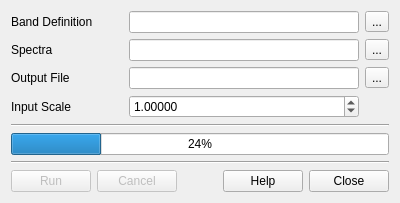
Before: the Qt Designer form src/ui/convolve.ui in rskelly/geotools, drawn with Qt 5.
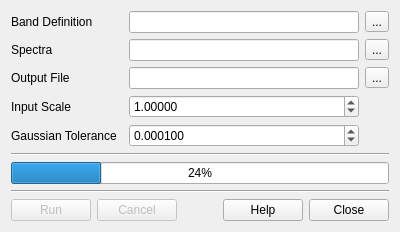
After: the same form once the commit is applied.

Commit message: Add threshold field.

Diff of the .ui file:
```diff
--- a/src/ui/convolve.ui
+++ b/src/ui/convolve.ui
@@ -7,14 +7,14 @@
     <x>0</x>
     <y>0</y>
     <width>400</width>
-    <height>187</height>
+    <height>219</height>
    </rect>
   </property>
   <property name="windowTitle">
    <string>Spectrum Convolution</string>
   </property>
   <layout class="QGridLayout" name="gridLayout">
-   <item row="6" column="1" colspan="4">
+   <item row="7" column="1" colspan="4">
     <widget class="QProgressBar" name="progressBar">
      <property name="value">
       <number>24</number>
@@ -63,7 +63,7 @@
      </property>
     </widget>
    </item>
-   <item row="9" column="1" colspan="4">
+   <item row="10" column="1" colspan="4">
     <layout class="QHBoxLayout" name="horizontalLayout">
      <item>
       <widget class="QPushButton" name="btnRun">
@@ -114,14 +114,14 @@
      </item>
     </layout>
    </item>
-   <item row="7" column="1" colspan="4">
+   <item row="8" column="1" colspan="4">
     <widget class="Line" name="line">
      <property name="orientation">
       <enum>Qt::Horizontal</enum>
      </property>
     </widget>
    </item>
-   <item row="5" column="1" colspan="4">
+   <item row="6" column="1" colspan="4">
     <widget class="Line" name="line_2">
      <property name="orientation">
       <enum>Qt::Horizontal</enum>
@@ -154,6 +154,26 @@
      </property>
     </widget>
    </item>
+   <item row="5" column="1">
+    <widget class="QLabel" name="label_5">
+     <property name="text">
+      <string>Gaussian Tolerance</string>
+     </property>
+    </widget>
+   </item>
+   <item row="5" column="2" colspan="2">
+    <widget class="QDoubleSpinBox" name="spnTolerance">
+     <property name="decimals">
+      <number>6</number>
+     </property>
+     <property name="singleStep">
+      <double>0.001000000000000</double>
+     </property>
+     <property name="value">
+      <double>0.000100000000000</double>
+     </property>
+    </widget>
+   </item>
   </layout>
  </widget>
  <resources/>
```
The commit also changes 2 other files.
